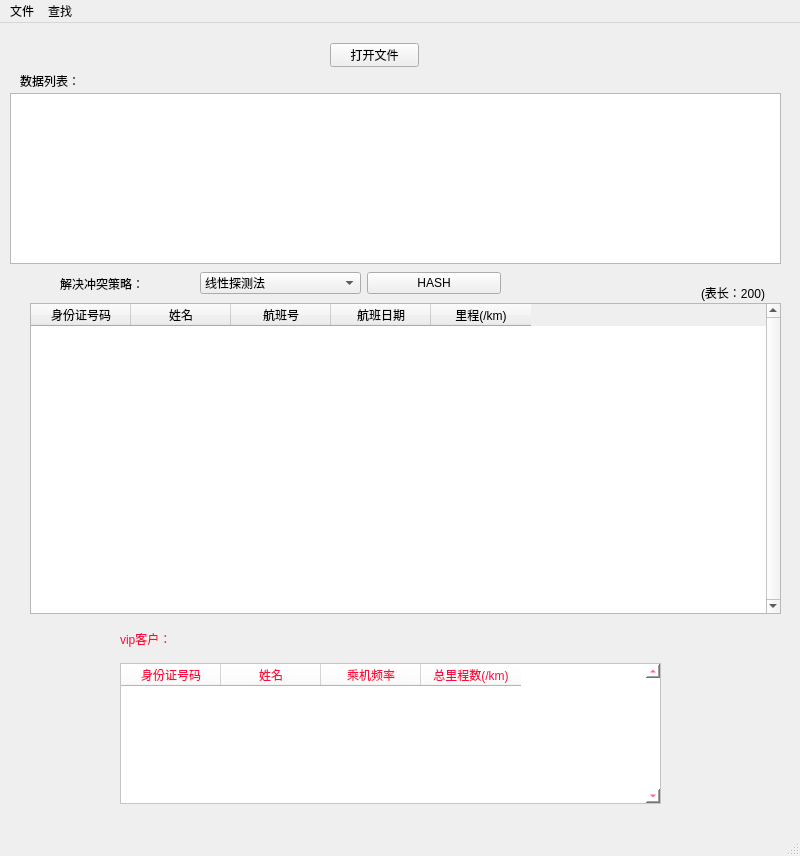
Above: mainwindow.ui from ClarkKenty/air_vip_finder before the change. Below: the same form after it.
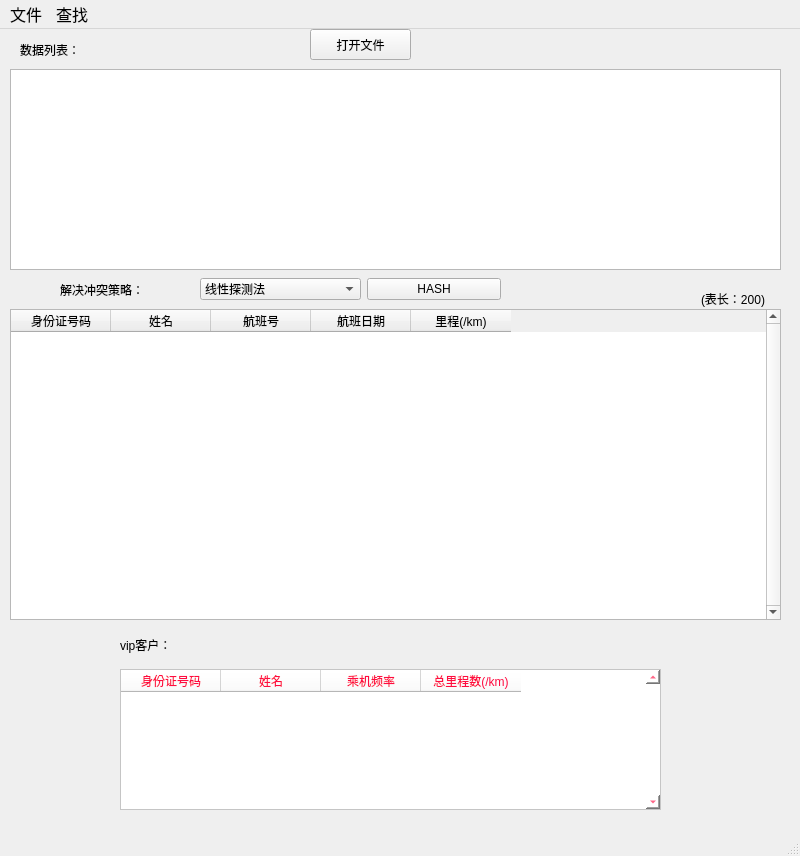
That is the form after the change.

Commit message: 2020.1.7 (v1.2) (增加图标，调整布局）

```diff
--- a/mainwindow.ui
+++ b/mainwindow.ui
@@ -16,23 +16,26 @@
   <property name="windowOpacity">
    <double>1.000000000000000</double>
   </property>
+  <property name="styleSheet">
+   <string notr="true"/>
+  </property>
   <widget class="QWidget" name="centralwidget">
    <widget class="QTextBrowser" name="outputText">
     <property name="geometry">
      <rect>
       <x>10</x>
-      <y>70</y>
+      <y>40</y>
       <width>771</width>
-      <height>171</height>
+      <height>201</height>
      </rect>
     </property>
    </widget>
    <widget class="QTableWidget" name="table">
     <property name="geometry">
      <rect>
-      <x>30</x>
+      <x>10</x>
       <y>280</y>
-      <width>751</width>
+      <width>771</width>
       <height>311</height>
      </rect>
     </property>
@@ -84,8 +87,8 @@
      </rect>
     </property>
     <property name="styleSheet">
-     <string notr="true">color:rgb(255, 11, 64);
-font: 75 16pt &quot;Adobe Devanagari&quot;;</string>
+     <string notr="true">font: 75 16pt &quot;Adobe Devanagari&quot;;
+color:rgb(0, 0, 0)</string>
     </property>
     <property name="text">
      <string>vip客户：</string>
@@ -140,10 +143,10 @@
    <widget class="QPushButton" name="file_open_buttom">
     <property name="geometry">
      <rect>
-      <x>330</x>
-      <y>20</y>
-      <width>89</width>
-      <height>24</height>
+      <x>310</x>
+      <y>0</y>
+      <width>101</width>
+      <height>31</height>
      </rect>
     </property>
     <property name="text">
@@ -154,9 +157,9 @@
     <property name="geometry">
      <rect>
       <x>20</x>
-      <y>50</y>
+      <y>10</y>
       <width>72</width>
-      <height>15</height>
+      <height>21</height>
      </rect>
     </property>
     <property name="text">
@@ -239,9 +242,14 @@
      <x>0</x>
      <y>0</y>
      <width>800</width>
-     <height>25</height>
+     <height>32</height>
     </rect>
    </property>
+   <property name="font">
+    <font>
+     <pointsize>12</pointsize>
+    </font>
+   </property>
    <widget class="QMenu" name="menu">
     <property name="title">
      <string>文件</string>
```
Left out of the diff: 6 changed lines with no effect on the pictures. The commit also changes 3 other files.
